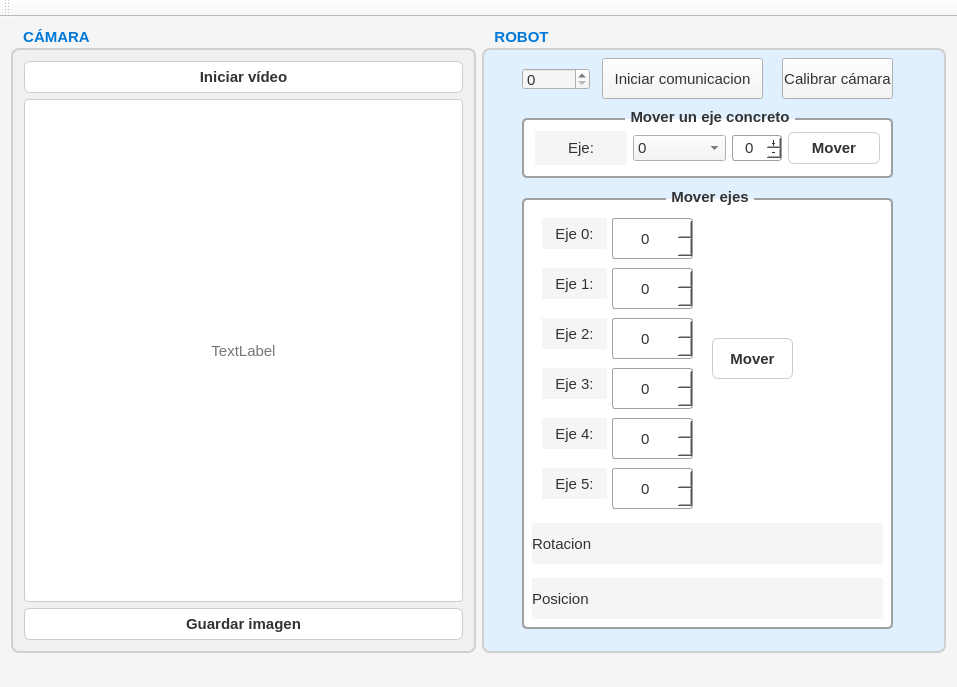
The window that interfaz_robot/interfaz_robot.ui (AidaM00/interfaz_robot) describes before a commit, drawn with Qt 5.
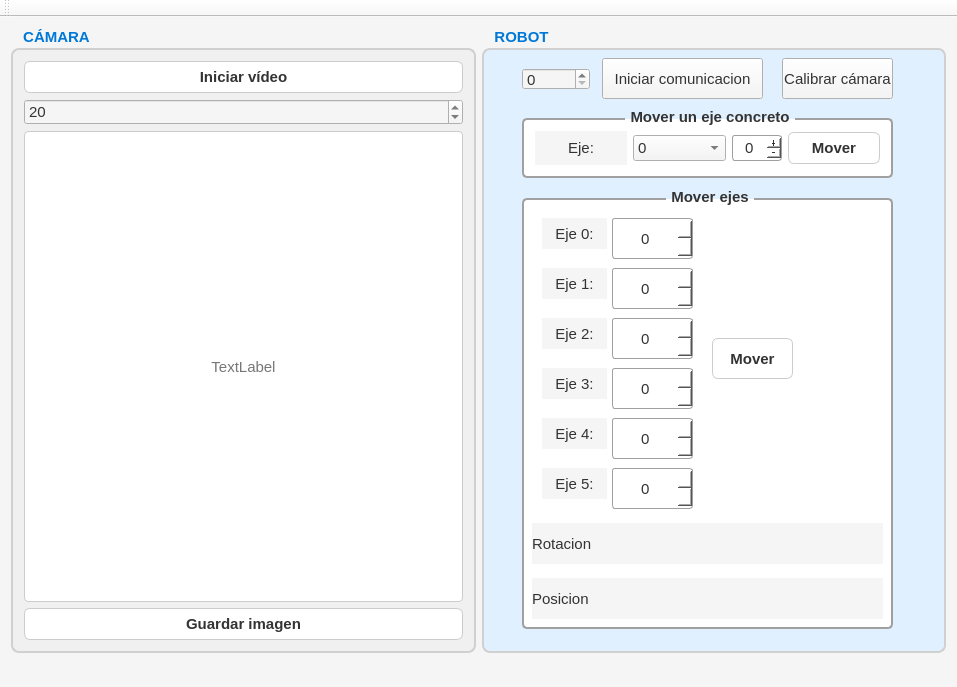
The same window after the commit.

The edit to the form file:
```diff
--- a/interfaz_robot/interfaz_robot.ui
+++ b/interfaz_robot/interfaz_robot.ui
@@ -91,6 +91,19 @@
          </property>
         </widget>
        </item>
+       <item>
+        <widget class="QSpinBox" name="spinFoco">
+         <property name="maximum">
+          <number>100</number>
+         </property>
+         <property name="singleStep">
+          <number>5</number>
+         </property>
+         <property name="value">
+          <number>20</number>
+         </property>
+        </widget>
+       </item>
        <item>
         <widget class="QLabel" name="lblInicio">
          <property name="sizePolicy">
```
Left out of the diff: 66 changed lines with no effect on the pictures.
